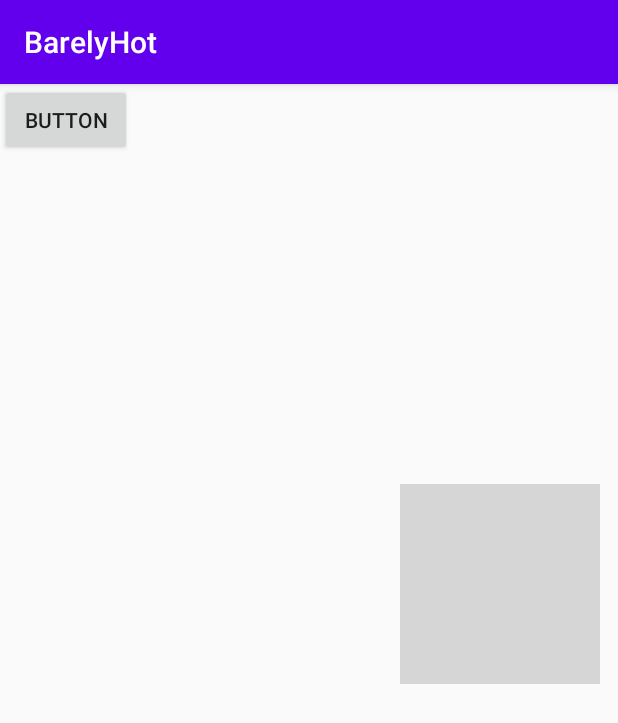
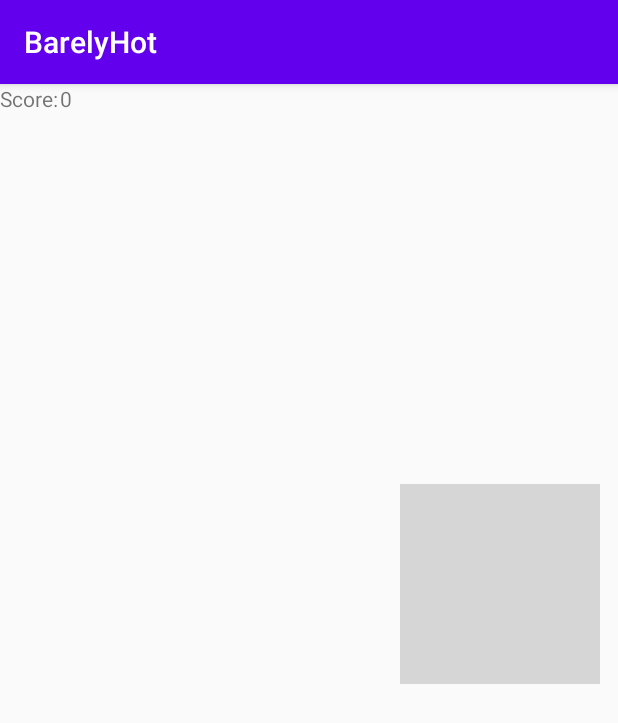
Before and after one commit to jonlaokan/android-challenge, an Android app: the screen it shows after launch (MainActivity), on a phone screen of 412 x 824 dp. Shown: the top 723 px of the screen. Run offline under Robolectric (Android 15) with nearby library versions, the phone set to English and light mode, and no system bars.

Commit message:
feat : add score

```diff
--- a/barelyhot/app/src/main/java/com/m2dl/barelyhot/MainActivity.java
+++ b/barelyhot/app/src/main/java/com/m2dl/barelyhot/MainActivity.java
@@ -11,6 +11,7 @@ import android.os.Bundle;
 import android.util.Log;
 import android.view.View;
 import android.widget.ImageView;
+import android.widget.TextView;
 
 public class MainActivity extends AppCompatActivity implements SensorEventListener {
 
@@ -18,6 +19,7 @@ public class MainActivity extends AppCompatActivity implements SensorEventListen
     private SensorManager sm;
     private float[] accValues = {0,0};
     private Float vitesse = 0f;
+    private TextView scoreView;
 
     @Override
     protected void onCreate(Bundle savedInstanceState) {
@@ -27,6 +29,9 @@ public class MainActivity extends AppCompatActivity implements SensorEventListen
         sm = (SensorManager) getSystemService(SENSOR_SERVICE);
         Sensor accSensor = sm.getDefaultSensor(Sensor.TYPE_ACCELEROMETER);
         sm.registerListener(this, accSensor,SensorManager.SENSOR_DELAY_UI);
+        scoreView = findViewById(R.id.score);
+        scoreView.setText("0");
+
     }
 
     @Override
@@ -53,7 +58,9 @@ public class MainActivity extends AppCompatActivity implements SensorEventListen
 
             Float newX = -event.values[0]*200 + gv.getWidth()/2 ;
             Float newY = event.values[1]*200 + gv.getHeight()/2 ;
-            vitesse += (newX*newX + newY*newY)*100;
+            vitesse += (-event.values[0]* -event.values[0] + event.values[1]*event.values[1])/(2<< 28);
+            scoreView.setText(Float.toString(vitesse));
+
             Log.i("s", "x "+accValues+"y "+accValues[1]+ vitesse + "lol");
             gv.moveImage(0, newX, newY);
             gv.invalidate();
--- a/barelyhot/app/src/main/res/layout/activity_main.xml
+++ b/barelyhot/app/src/main/res/layout/activity_main.xml
@@ -7,17 +7,37 @@
 
     <com.m2dl.barelyhot.GameView
         android:id="@+id/gameView"
+        android:layout_width="0dp"
+        android:layout_height="0dp"
+        app:layout_constraintBottom_toBottomOf="parent"
+        app:layout_constraintEnd_toEndOf="parent"
+        app:layout_constraintStart_toStartOf="parent"
+        app:layout_constraintTop_toTopOf="parent" />
+
+
+    <LinearLayout
         android:layout_width="match_parent"
         android:layout_height="match_parent"
-    />
+        android:orientation="horizontal"
+        tools:layout_editor_absoluteX="183dp"
+        tools:layout_editor_absoluteY="-355dp">
 
-    <Button
-        android:id="@+id/button"
-        android:layout_width="wrap_content"
-        android:layout_height="wrap_content"
-        android:onClick="movePlayer"
-        android:text="Button"
-        tools:layout_editor_absoluteX="95dp"
-        tools:layout_editor_absoluteY="271dp" />
+        <TextView
+            android:id="@+id/textView"
+            android:layout_width="wrap_content"
+            android:layout_height="wrap_content"
+            android:layout_marginEnd="1dp"
+            android:layout_marginRight="1dp"
+            android:text="Score:"
+            app:layout_constraintEnd_toEndOf="parent"
+            app:layout_constraintTop_toTopOf="parent" />
+
+        <TextView
+            android:id="@+id/score"
+            android:layout_width="wrap_content"
+            android:layout_height="wrap_content"
+            android:layout_weight="1" />
+
+    </LinearLayout>
 
 </androidx.constraintlayout.widget.ConstraintLayout>
```
